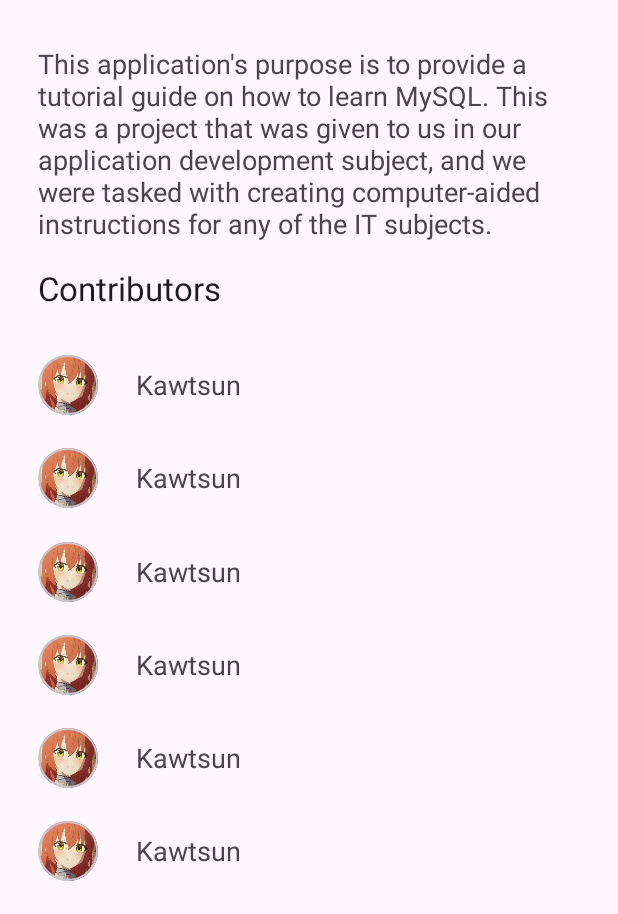
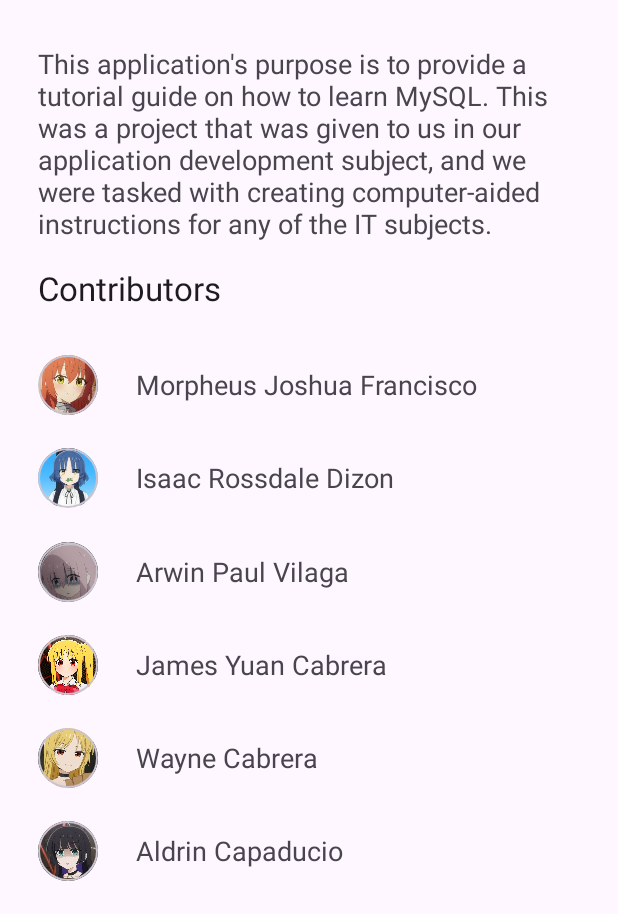
Before and after one commit to Kawtsun/ITeach, an Android app: the layout fragment_about_home.xml on its own in the app's theme, with its tools: preview values and no code run, on a phone screen of 412 x 824 dp, the part 322-1236 px from its top. Run offline under Robolectric (Android 15) with nearby library versions, the phone set to English and light mode, and no system bars.

Commit message:
lores pic

```diff
--- a/app/src/main/res/layout/each_result.xml
+++ b/app/src/main/res/layout/each_result.xml
@@ -67,7 +67,10 @@
             android:layout_width="0dp"
             android:layout_height="wrap_content"
             android:padding="25dp"
-            android:text="@string/lorem2"
+            android:text="Score = 0 / 5"
+            android:textAlignment="center"
+            android:textAppearance="@style/TextAppearance.AppCompat.Large"
+            android:textSize="30sp"
             app:layout_constraintEnd_toEndOf="parent"
             app:layout_constraintHorizontal_bias="0.5"
             app:layout_constraintStart_toStartOf="parent"
--- a/app/src/main/res/layout/fragment_about_home.xml
+++ b/app/src/main/res/layout/fragment_about_home.xml
@@ -146,7 +146,7 @@
                     android:layout_height="40dp"
                     android:contentDescription="@string/logo"
                     android:scaleType="fitXY"
-                    android:src="@drawable/kawtsun"
+                    android:src="@drawable/isaac"
                     tools:ignore="ImageContrastCheck" />
 
             </com.google.android.material.card.MaterialCardView>
@@ -194,7 +194,7 @@
                     android:layout_height="40dp"
                     android:contentDescription="@string/logo"
                     android:scaleType="fitXY"
-                    android:src="@drawable/kawtsun"
+                    android:src="@drawable/arwin"
                     tools:ignore="ImageContrastCheck" />
 
             </com.google.android.material.card.MaterialCardView>
@@ -243,7 +243,7 @@
                     android:layout_height="40dp"
                     android:contentDescription="@string/logo"
                     android:scaleType="fitXY"
-                    android:src="@drawable/kawtsun"
+                    android:src="@drawable/yuan"
                     tools:ignore="ImageContrastCheck" />
 
             </com.google.android.material.card.MaterialCardView>
@@ -292,7 +292,7 @@
                     android:layout_height="40dp"
                     android:contentDescription="@string/logo"
                     android:scaleType="fitXY"
-                    android:src="@drawable/kawtsun"
+                    android:src="@drawable/wayne"
                     tools:ignore="ImageContrastCheck" />
 
             </com.google.android.material.card.MaterialCardView>
@@ -341,7 +341,7 @@
                     android:layout_height="40dp"
                     android:contentDescription="@string/logo"
                     android:scaleType="fitXY"
-                    android:src="@drawable/kawtsun"
+                    android:src="@drawable/aldrin"
                     tools:ignore="ImageContrastCheck" />
 
             </com.google.android.material.card.MaterialCardView>
--- a/app/src/main/res/values/strings.xml
+++ b/app/src/main/res/values/strings.xml
@@ -14,12 +14,12 @@
     <string name="contributor">Contributors</string>
     <string name="logo">logo</string>
 
-    <string name="contri1">Kawtsun</string>
-    <string name="contri2">Kawtsun</string>
-    <string name="contri3">Kawtsun</string>
-    <string name="contri4">Kawtsun</string>
-    <string name="contri5">Kawtsun</string>
-    <string name="contri6">Kawtsun</string>
+    <string name="contri1">Morpheus Joshua Francisco</string>
+    <string name="contri2">Isaac Rossdale Dizon</string>
+    <string name="contri3">Arwin Paul Vilaga</string>
+    <string name="contri4">James Yuan Cabrera</string>
+    <string name="contri5">Wayne Cabrera</string>
+    <string name="contri6">Aldrin Capaducio</string>
 
     <string name="aboutinfo"> This application\'s purpose is to provide a tutorial guide on how to learn MySQL. This was a project that was given to us in our application development subject, and we were tasked with creating computer-aided instructions for any of the IT subjects.</string>
 
@@ -32,6 +32,8 @@
 Proin placerat arcu mauris, vel feugiat turpis vestibulum id. Morbi bibendum orci ut aliquam rutrum. Vivamus orci nisi, aliquet at porta a, efficitur sed nibh. Quisque imperdiet a tortor id vestibulum. Cras lobortis augue a elit gravida, accumsan commodo sem cursus. Fusce fermentum euismod neque sit amet elementum. Curabitur elementum, tortor eu laoreet tincidunt, nisl ante fermentum felis, eget volutpat est sem id lacus. Phasellus elementum massa ligula, non laoreet magna tristique ac. Vestibulum accumsan ipsum in tortor pretium, in vestibulum orci facilisis. Donec sem erat, viverra eu tempus quis, faucibus vitae velit. Aenean suscipit in diam vel sodales. Suspendisse in erat non urna sollicitudin egestas id non lorem. Interdum et malesuada fames ac ante ipsum primis in faucibus. Nullam nec faucibus nisi. Suspendisse ac ultricies enim, vel eleifend elit. \n\nLorem ipsum dolor sit amet, consectetur adipiscing elit. Vestibulum vehicula dignissim tincidunt. Vivamus pulvinar sit amet velit at auctor. Mauris vel eleifend orci, eu suscipit massa. Fusce elementum, quam sit amet mollis viverra, massa risus aliquam purus, eu egestas nulla ligula in libero. In massa eros, congue et posuere nec, faucibus tincidunt urna. Donec non consequat magna. Ut porttitor imperdiet accumsan.
 
 Proin placerat arcu mauris, vel feugiat turpis vestibulum id. Morbi bibendum orci ut aliquam rutrum. Vivamus orci nisi, aliquet at porta a, efficitur sed nibh. Quisque imperdiet a tortor id vestibulum. Cras lobortis augue a elit gravida, accumsan commodo sem cursus. Fusce fermentum euismod neque sit amet elementum. Curabitur elementum, tortor eu laoreet tincidunt, nisl ante fermentum felis, eget volutpat est sem id lacus. Phasellus elementum massa ligula, non laoreet magna tristique ac. Vestibulum accumsan ipsum in tortor pretium, in vestibulum orci facilisis. Donec sem erat, viverra eu tempus quis, faucibus vitae velit. Aenean suscipit in diam vel sodales. Suspendisse in erat non urna sollicitudin egestas id non lorem. Interdum et malesuada fames ac ante ipsum primis in faucibus. Nullam nec faucibus nisi. Suspendisse ac ultricies enim, vel eleifend elit.</string>
+
+    <string name="scoreDead">Score = 0 / 5"</string>
 
     <string name="lesson1">Lesson 1</string>
     <string name="lesson2">Lesson 2</string>
```
Also changed, not shown: app/src/main/java/com/kawtsun/iteach/ResultHome.kt (+4 -4 lines), app/src/main/res/drawable/aldrin.jpg (added), app/src/main/res/drawable/arwin.jpg (added), app/src/main/res/drawable/isaac.jpg (added), app/src/main/res/drawable/wayne.jpg (added), app/src/main/res/drawable/yuan.jpg (added).
